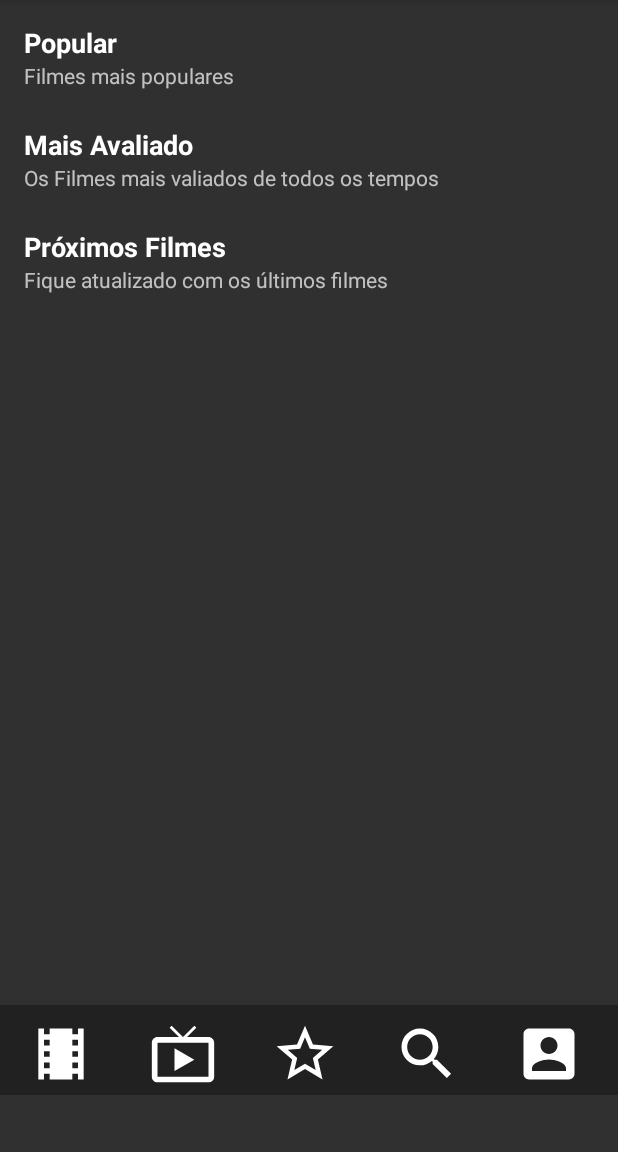
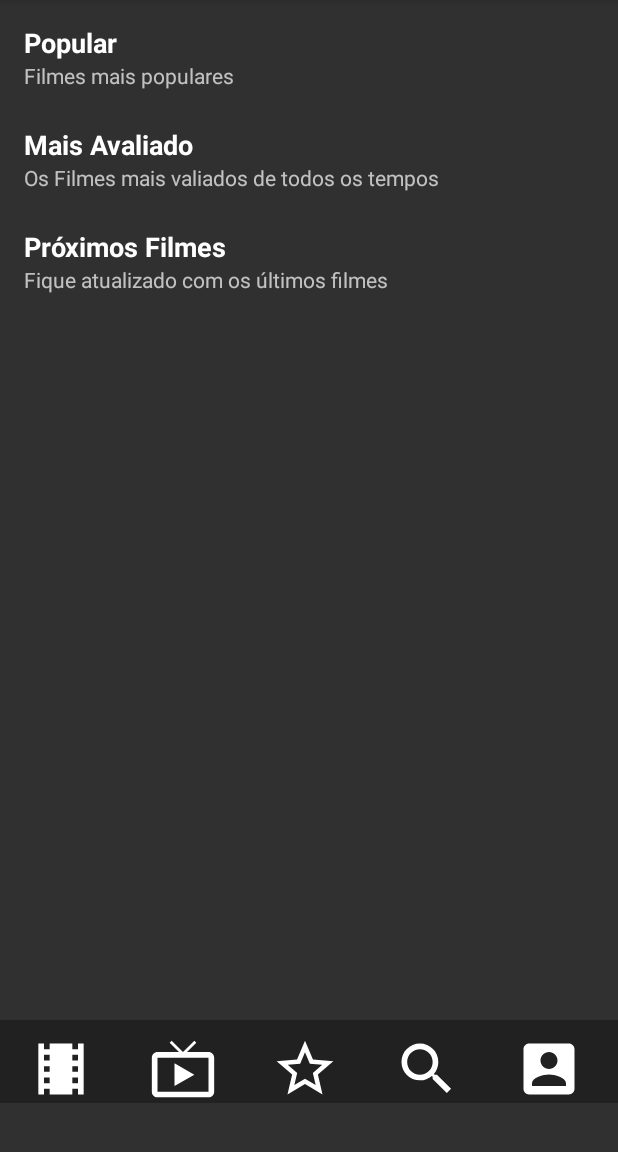
Before and after one commit to felipejoseguimaraesfonseca/TheMovieApp, an Android app: the MainActivity screen opened directly, with no data from a screen before it, on a phone screen of 412 x 824 dp, the part 84-1236 px from its top. Run offline under Robolectric (Android 15) with nearby library versions, the phone set to English and light mode, and no system bars; pictures from the network do not load; 1 statement that could not run was skipped.

Commit message:
bar_navigation.xml layout has been added. Series, Favorites and MyAccount activities has been added.

```diff
--- a/app/build.gradle
+++ b/app/build.gradle
@@ -48,6 +48,7 @@ dependencies {
     implementation 'androidx.constraintlayout:constraintlayout:2.0.1'
     implementation 'androidx.recyclerview:recyclerview:1.1.0'
     implementation 'androidx.cardview:cardview:1.0.0'
+    implementation 'androidx.legacy:legacy-support-v4:1.0.0'
     testImplementation 'junit:junit:4.13'
     androidTestImplementation 'androidx.test.ext:junit:1.1.2'
     androidTestImplementation 'androidx.test.espresso:espresso-core:3.3.0'
--- a/app/src/main/res/layout/activity_main.xml
+++ b/app/src/main/res/layout/activity_main.xml
@@ -12,6 +12,7 @@
 
 
         <LinearLayout
+            android:id="@+id/layout"
             android:layout_width="match_parent"
             android:layout_height="wrap_content"
             android:orientation="vertical">
@@ -102,58 +103,6 @@
 
     </androidx.core.widget.NestedScrollView>
 
-    <LinearLayout
-        android:layout_width="match_parent"
-        android:layout_height="60dp"
-        android:layout_marginTop="670dp"
-        android:background="@color/colorPrimary"
-        android:orientation="horizontal">
-
-        <androidx.appcompat.widget.AppCompatImageButton
-            android:layout_width="wrap_content"
-            android:layout_height="wrap_content"
-            android:layout_marginTop="10dp"
-            android:background="@color/colorPrimary"
-            android:paddingStart="18dp"
-            android:paddingEnd="18dp"
-            app:srcCompat="@drawable/ic_movies" />
-
-        <androidx.appcompat.widget.AppCompatImageButton
-            android:layout_width="wrap_content"
-            android:layout_height="wrap_content"
-            android:layout_marginTop="10dp"
-            android:background="@color/colorPrimary"
-            android:paddingStart="18dp"
-            android:paddingEnd="18dp"
-            app:srcCompat="@drawable/ic_series" />
-
-        <androidx.appcompat.widget.AppCompatImageButton
-            android:layout_width="wrap_content"
-            android:layout_height="wrap_content"
-            android:layout_marginTop="10dp"
-            android:background="@color/colorPrimary"
-            android:paddingStart="18dp"
-            android:paddingEnd="18dp"
-            app:srcCompat="@drawable/ic_favorites" />
-
-        <androidx.appcompat.widget.AppCompatImageButton
-            android:layout_width="wrap_content"
-            android:layout_height="wrap_content"
-            android:layout_marginTop="10dp"
-            android:background="@color/colorPrimary"
-            android:paddingStart="18dp"
-            android:paddingEnd="18dp"
-            app:srcCompat="@drawable/ic_search" />
-
-        <androidx.appcompat.widget.AppCompatImageButton
-            android:layout_width="wrap_content"
-            android:layout_height="wrap_content"
-            android:layout_marginTop="10dp"
-            android:background="@color/colorPrimary"
-            android:paddingStart="18dp"
-            android:paddingEnd="18dp"
-            app:srcCompat="@drawable/ic_my_account" />
-
-    </LinearLayout>
+    <include layout="@layout/bar_navigation"/>
 
 </RelativeLayout>
--- /dev/null
+++ b/app/src/main/res/layout/bar_navigation.xml
@@ -0,0 +1,66 @@
+<?xml version="1.0" encoding="utf-8"?>
+<LinearLayout xmlns:android="http://schemas.android.com/apk/res/android"
+    android:layout_width="match_parent"
+    android:layout_height="match_parent"
+    xmlns:app="http://schemas.android.com/apk/res-auto"
+    android:orientation="vertical">
+
+    <LinearLayout
+        android:layout_width="match_parent"
+        android:layout_height="wrap_content"
+        android:layout_marginTop="680dp"
+        android:background="@color/colorPrimary"
+        android:orientation="horizontal">
+
+        <androidx.appcompat.widget.AppCompatImageButton
+            android:id="@+id/image_button_movie"
+            android:layout_width="wrap_content"
+            android:layout_height="wrap_content"
+            android:layout_marginTop="10dp"
+            android:background="@color/colorPrimary"
+            android:paddingStart="18dp"
+            android:paddingEnd="18dp"
+            app:srcCompat="@drawable/ic_movies" />
+
+        <androidx.appcompat.widget.AppCompatImageButton
+            android:id="@+id/image_button_series"
+            android:layout_width="wrap_content"
+            android:layout_height="wrap_content"
+            android:layout_marginTop="10dp"
+            android:background="@color/colorPrimary"
+            android:paddingStart="18dp"
+            android:paddingEnd="18dp"
+            app:srcCompat="@drawable/ic_series" />
+
+        <androidx.appcompat.widget.AppCompatImageButton
+            android:id="@+id/image_button_favorites"
+            android:layout_width="wrap_content"
+            android:layout_height="wrap_content"
+            android:layout_marginTop="10dp"
+            android:background="@color/colorPrimary"
+            android:paddingStart="18dp"
+            android:paddingEnd="18dp"
+            app:srcCompat="@drawable/ic_favorites" />
+
+        <androidx.appcompat.widget.AppCompatImageButton
+            android:layout_width="wrap_content"
+            android:layout_height="wrap_content"
+            android:layout_marginTop="10dp"
+            android:background="@color/colorPrimary"
+            android:paddingStart="18dp"
+            android:paddingEnd="18dp"
+            app:srcCompat="@drawable/ic_search" />
+
+        <androidx.appcompat.widget.AppCompatImageButton
+            android:layout_width="wrap_content"
+            android:layout_height="wrap_content"
+            android:layout_marginTop="10dp"
+            android:background="@color/colorPrimary"
+            android:paddingStart="18dp"
+            android:paddingEnd="18dp"
+            app:srcCompat="@drawable/ic_my_account" />
+
+    </LinearLayout>
+
+
+</LinearLayout>
```
Also changed, not shown: app/src/main/AndroidManifest.xml (+5 -2 lines), app/src/main/java/com/example/themovieapp/view/FavoritesActivity.kt (added, +12 -0 lines), app/src/main/java/com/example/themovieapp/view/MyAccountActivity.kt (added, +12 -0 lines), app/src/main/java/com/example/themovieapp/view/SeriesActivity.kt (added, +12 -0 lines), app/src/main/res/layout/activity_favorites.xml (added, +9 -0 lines), app/src/main/res/layout/activity_my_account.xml (added, +9 -0 lines), app/src/main/res/layout/activity_series.xml (added, +9 -0 lines).
